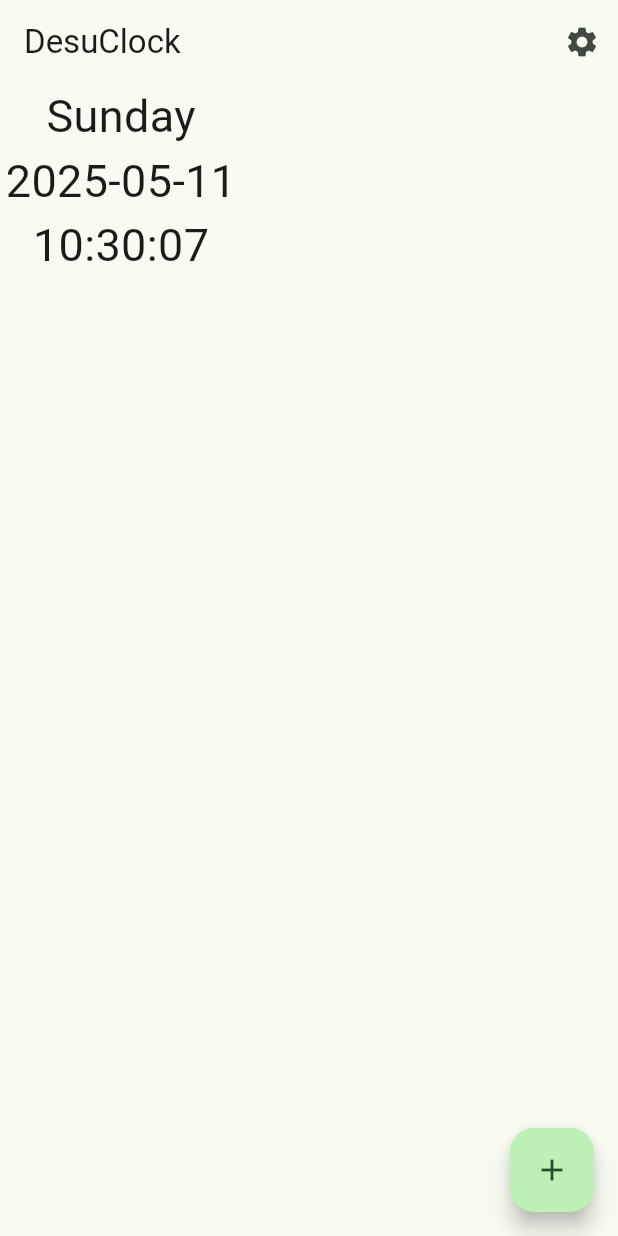
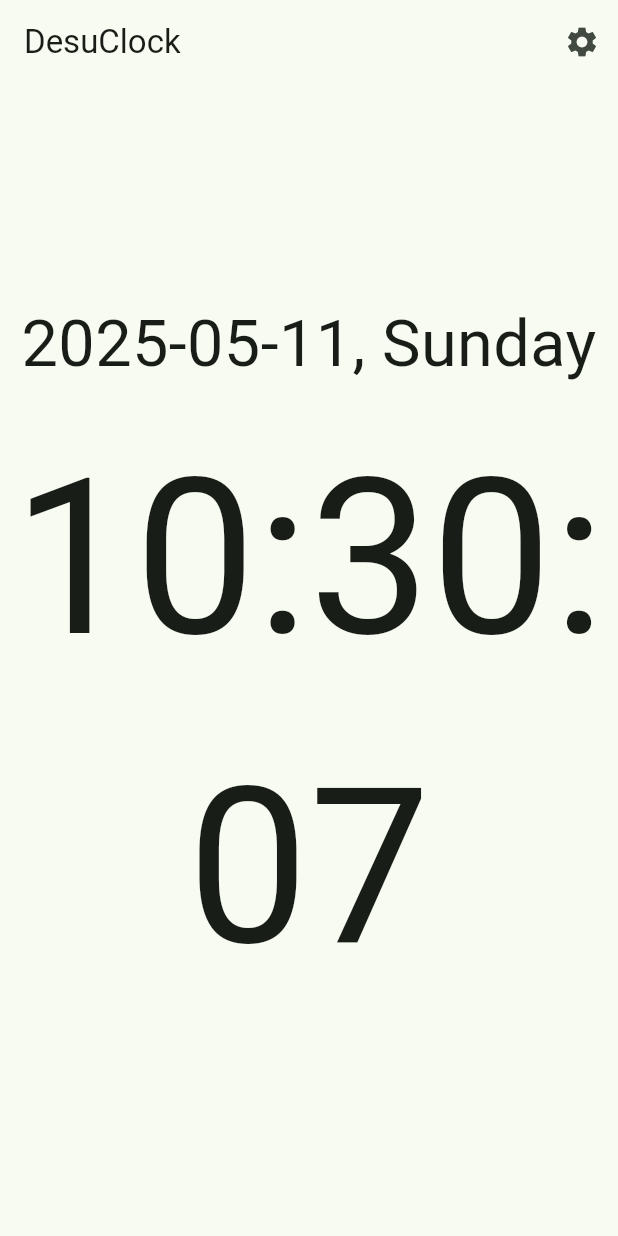
Before and after one commit to GT-610/lunadial, a Flutter app: the screen it shows after launch, on a phone screen of 412 x 824 dp. Run offline on Flutter 3.47's test engine with Material 3 defaults, Android fonts, the phone set to English and light mode, and no system bars.

Commit message:
First usable version

```diff
--- a/lib/main.dart
+++ b/lib/main.dart
@@ -1,7 +1,7 @@
 import 'dart:async';
 import 'package:flutter/material.dart';
+import 'package:provider/provider.dart';
 import 'package:intl/intl.dart';
-import 'package:provider/provider.dart';
 
 void main() {
   runApp(
@@ -13,10 +13,6 @@ void main() {
 }
 
 class AppData extends ChangeNotifier {
-  List<WidgetData> widgets = [
-    WidgetData(type: 'clock', x: 0.0, y: 0.0),
-  ];
-
   Color _selectedColor = Colors.green;
 
   Color get selectedColor => _selectedColor;
@@ -25,30 +21,6 @@ class AppData extends ChangeNotifier {
     _selectedColor = color;
     notifyListeners();
   }
-
-  void addWidget(String type) {
-    widgets.add(WidgetData(type: type, x: 0.0, y: 0.0));
-    notifyListeners();
-  }
-
-  void removeWidget(WidgetData widget) {
-    widgets.remove(widget);
-    notifyListeners();
-  }
-
-  void updateWidgetPosition(WidgetData widget, double x, double y) {
-    widget.x = x;
-    widget.y = y;
-    notifyListeners();
-  }
-}
-
-class WidgetData {
-  String type;
-  double x;
-  double y;
-
-  WidgetData({required this.type, required this.x, required this.y});
 }
 
 class MyApp extends StatelessWidget {
@@ -87,9 +59,40 @@ class ClockHomePage extends StatefulWidget {
 }
 
 class _ClockHomePageState extends State<ClockHomePage> {
+  String _currentDate = '';
+  String _currentTime = '';
+
+  // 新增方法：根据屏幕尺寸动态计算字体大小
+  double _calculateFontSize(BuildContext context) {
+    final screenWidth = MediaQuery.of(context).size.width;
+    final screenHeight = MediaQuery.of(context).size.height;
+    // 动态计算字体大小，取屏幕宽度和高度的较小值的一定比例
+    return (screenWidth < screenHeight ? screenWidth : screenHeight) * 0.35;
+  }
+
+  @override
+  void initState() {
+    super.initState();
+    _updateDateTime();
+    Timer.periodic(const Duration(seconds: 1), (timer) {
+      _updateDateTime();
+    });
+  }
+
+  void _updateDateTime() {
+    setState(() {
+      final now = DateTime.now();
+      _currentDate = DateFormat('yyyy-MM-dd, EEEE').format(now);
+      _currentTime = DateFormat('HH:mm:ss').format(now);
+    });
+  }
+
   @override
   Widget build(BuildContext context) {
     final appData = Provider.of<AppData>(context);
+
+    // 动态计算字体大小
+    final fontSize = _calculateFontSize(context);
 
     return Scaffold(
       appBar: AppBar(
@@ -107,150 +110,25 @@ class _ClockHomePageState extends State<ClockHomePage> {
           ),
         ],
       ),
-      body: LayoutBuilder(
-        builder: (context, constraints) {
-          return Stack(
-            children: appData.widgets.map((widgetData) {
-              if (widgetData.type == 'clock') {
-                return DraggableClock(
-                  widgetData: widgetData,
-                  constraints: constraints,
-                );
-              }
-              return Container(); // Placeholder for other widget types
-            }).toList(),
-          );
-        },
-      ),
-      floatingActionButton: FloatingActionButton(
-        onPressed: () {
-          _showAddWidgetDialog(context);
-        },
-        child: const Icon(Icons.add),
+      body: Center(
+        child: Column(
+          mainAxisAlignment: MainAxisAlignment.center,
+          children: [
+            Text(
+              _currentDate,
+              style: TextStyle(fontSize: fontSize * 0.3), // 将日期字体大小调整为原来的70%
+              textAlign: TextAlign.center,
+            ),
+            const SizedBox(height: 10),
+            Text(
+              _currentTime,
+              style: TextStyle(fontSize: fontSize), // 时间字体大小保持不变
+              textAlign: TextAlign.center,
+            ),
+          ],
+        ),
       ),
       backgroundColor: appData.selectedColor == Colors.black ? Colors.black : null,
-    );
-  }
-
-  void _showAddWidgetDialog(BuildContext context) {
-    showDialog(
-      context: context,
-      builder: (BuildContext context) {
-        return AlertDialog(
-          title: const Text('Add Widget'),
-          content: Column(
-            mainAxisSize: MainAxisSize.min,
-            children: [
-              ListTile(
-                title: const Text('Clock'),
-                onTap: () {
-                  Provider.of<AppData>(context, listen: false).addWidget('clock');
-                  Navigator.of(context).pop();
-                },
-              ),
-            ],
-          ),
-        );
-      },
-    );
-  }
-}
-
-class DraggableClock extends StatefulWidget {
-  final WidgetData widgetData;
-  final BoxConstraints constraints;
-
-  const DraggableClock({Key? key, required this.widgetData, required this.constraints}) : super(key: key);
-
-  @override
-  State<DraggableClock> createState() => _DraggableClockState();
-}
-
-class _DraggableClockState extends State<DraggableClock> {
-  String _currentTime = '';
-
-  @override
-  void initState() {
-    super.initState();
-    _updateTime();
-    Timer.periodic(const Duration(seconds: 1), (timer) {
-      _updateTime();
-    });
-  }
-
-  void _updateTime() {
-    setState(() {
-      final now = DateTime.now();
-      final weekday = DateFormat('EEEE').format(now);
-      final dateTime = DateFormat('yyyy-MM-dd \nHH:mm:ss').format(now);
-      _currentTime = '$weekday\n$dateTime';
-    });
-  }
-
-  @override
-  Widget build(BuildContext context) {
-    final appData = Provider.of<AppData>(context);
-    return Positioned(
-      left: widget.widgetData.x,
-      top: widget.widgetData.y,
-      child: GestureDetector(
-        onLongPress: () {
-          _showDeleteWidgetDialog(context, widget.widgetData);
-        },
-        child: Draggable(
-          feedback: Material(
-            child: Text(
-              _currentTime,
-              style: const TextStyle(fontSize: 30),
-              textAlign: TextAlign.center,
-            ),
-          ),
-          childWhenDragging: Container(),
-          onDragEnd: (details) {
-            double x = details.offset.dx;
-            double y = details.offset.dy;
-
-            // Keep the widget within the bounds of the screen
-            if (x < 0) x = 0;
-            if (y < 0) y = 0;
-            if (x > widget.constraints.maxWidth - 100) x = widget.constraints.maxWidth - 100; // subtracting width of text
-            if (y > widget.constraints.maxHeight - 100) y = widget.constraints.maxHeight - 100; // subtracting height of text
-
-            appData.updateWidgetPosition(widget.widgetData, x, y);
-          },
-          child: Text(
-            _currentTime,
-            style: const TextStyle(fontSize: 30),
-            textAlign: TextAlign.center,
-          ),
-        ),
-      ),
-    );
-  }
-
-  void _showDeleteWidgetDialog(BuildContext context, WidgetData widgetData) {
-    showDialog(
-      context: context,
-      builder: (BuildContext context) {
-        return AlertDialog(
-          title: const Text('Delete Widget?'),
-          actions: [
-            TextButton(
-              child: const Text('Cancel'),
-              onPressed: () {
-                Navigator.of(context).pop();
-              },
-            ),
-            TextButton(
-              child: const Text('Delete'),
-              onPressed: () {
-                Provider.of<AppData>(context, listen: false).removeWidget(widgetData);
-                Navigator.of(context).pop();
-              },
-            ),
-          ],
-        );
-      },
     );
   }
 }
@@ -276,7 +154,7 @@ class SettingsPage extends StatelessWidget {
                 builder: (BuildContext context) {
                   return AlertDialog(
                     title: const Text("About"),
-                    content: const Text("Desuclock \n Version: 0.01-A"),
+                    content: const Text("Desuclock \n Version: 0.0.1"),
                     actions: [
                       TextButton(
                         child: const Text("Close"),
```
